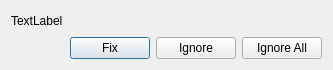
lawand/gngt, file readerrordialog.ui: the form before one commit.
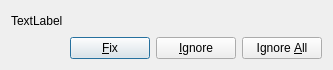
The form after the commit.

Commit message: added keyboard shortcuts

Patch:
```diff
--- a/readerrordialog.ui
+++ b/readerrordialog.ui
@@ -39,21 +39,21 @@
      <item>
       <widget class="QPushButton" name="fixPushButton">
        <property name="text">
-        <string>Fix</string>
+        <string>&amp;Fix</string>
        </property>
       </widget>
      </item>
      <item>
       <widget class="QPushButton" name="ignorePushButton">
        <property name="text">
-        <string>Ignore</string>
+        <string>&amp;Ignore</string>
        </property>
       </widget>
      </item>
      <item>
       <widget class="QPushButton" name="ignoreAllPushButton">
        <property name="text">
-        <string>Ignore All</string>
+        <string>Ignore &amp;All</string>
        </property>
       </widget>
      </item>
```
